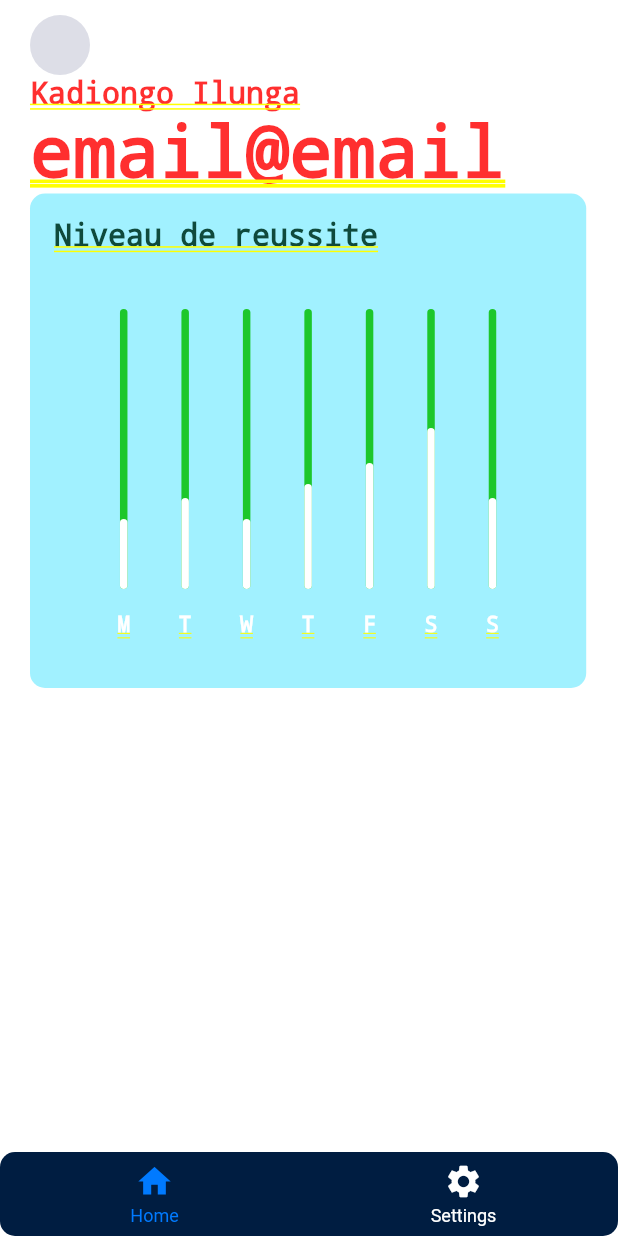
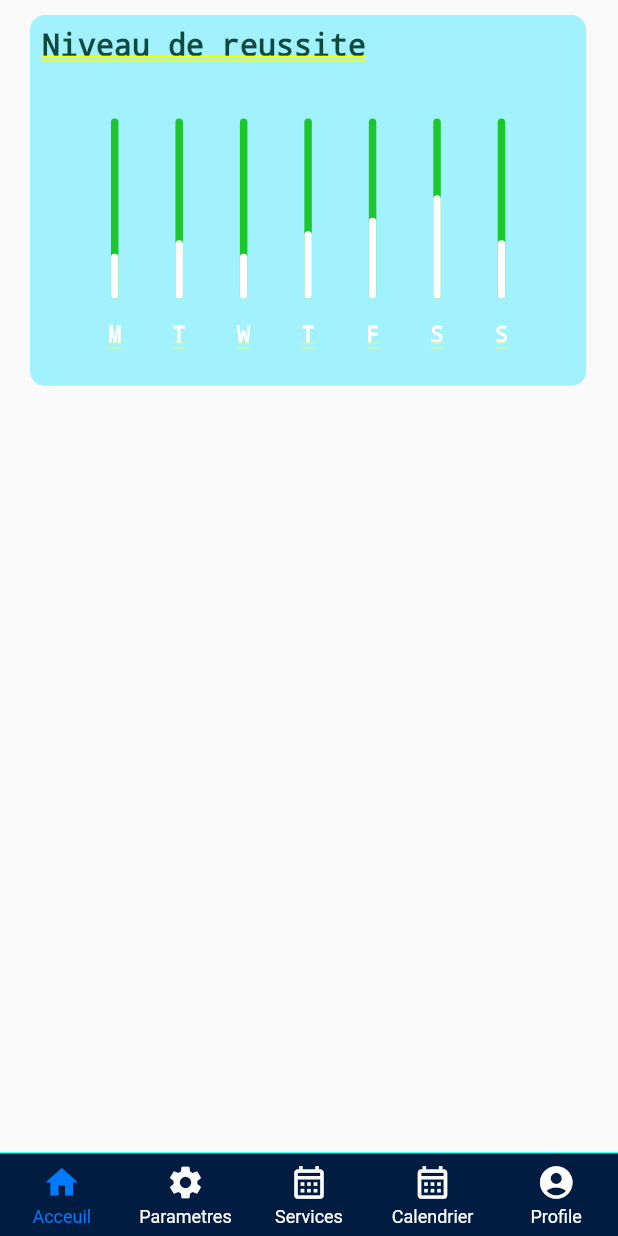
Before and after one commit to jeydi243/gesi-mobile, a Flutter app: the screen it shows after launch, after a tap on "Agree and Continue", on a phone screen of 412 x 824 dp. Run offline on Flutter 3.47's test engine with Material 2 defaults, Android fonts, the phone set to English and light mode, and no system bars; drawn by our look-alikes of fl_chart, persistent_bottom_nav_bar; our stand-ins replace dio, extended_image, flutter_dotenv, flutter_expandable_fab, flutter_rating_bar, flutter_svg and 7 more; missing offline and left inert: dart_amqp; accounts and stored records are empty; network calls fail.

Commit message:
add student service model

```diff
--- a/lib/controllers/appController.dart
+++ b/lib/controllers/appController.dart
@@ -1,12 +1,28 @@
 // ignore_for_file: file_names, avoid_print
 
+import 'package:dio/dio.dart';
 import 'package:flutter/material.dart';
+import 'package:flutter_dotenv/flutter_dotenv.dart';
 import 'package:gesi_mobile/constantes/values.dart';
+import 'package:gesi_mobile/models/event.dart';
+import 'package:gesi_mobile/models/service.dart';
 import 'package:get/get.dart';
 import 'package:palette_generator/palette_generator.dart';
 
 class AppController extends GetxController {
   static AppController instance = Get.find();
+  final options = BaseOptions(
+    baseUrl: dotenv.env['BASE_URL'] ?? '',
+    connectTimeout: Duration(seconds: 5),
+    receiveTimeout: Duration(seconds: 3),
+  );
+  late Dio dio;
+  @override
+  void onInit() {
+    super.onInit();
+    dio = Dio(options);
+  }
+
   RxBool isgesiWidgetDisplayed = true.obs;
   RxInt currentIndex = RxInt(0);
   Rx<Color?> appBarColor = Rx<Color?>(Colors.transparent);
@@ -56,4 +72,43 @@ class AppController extends GetxController {
     currentIndex.value = p1;
     update();
   }
+
+  Future<Event?> getOneEvent(String eventID) async {
+    try {
+      dynamic data = await dio.get<Event>('/lookups', data: {'ig': eventID});
+      print(data);
+      return data;
+    } catch (e) {
+      print(e);
+      return null;
+    }
+  }
+
+  Stream<Event?> listenToMe(String eventID) async* {
+    while (true) {
+      await Future.delayed(5.seconds);
+      yield await getOneEvent(eventID);
+    }
+  }
+
+  Future<List<StudentService>?> getServices() async {
+    List<StudentService> servicesList = [];
+    try {
+      dynamic data = await dio.get<List<StudentService>>('/services');
+      print(data);
+      return data;
+    } catch (e) {
+      print(e);
+      return null;
+    }
+  }
+
+  Future<void> requestService(studentID, ServiceID) async {
+    try {
+      dynamic result = await dio.post('/service', data: {ServiceID});
+      print(result);
+    } catch (e) {
+      print(e);
+    }
+  }
 }
--- a/lib/home.dart
+++ b/lib/home.dart
@@ -6,6 +6,7 @@ import 'package:gesi_mobile/constantes/values.dart';
 import 'package:gesi_mobile/screens/calendar.dart';
 import 'package:gesi_mobile/screens/courses/courses.dart';
 import 'package:gesi_mobile/screens/profile.dart';
+import 'package:gesi_mobile/screens/services/services.dart';
 import 'package:get/get.dart';
 import 'package:persistent_bottom_nav_bar/persistent_tab_view.dart';
 import 'controllers/appController.dart';
@@ -14,7 +15,6 @@ import 'screens/dashboard.dart';
 class HomeScreen extends GetView<AppController> {
   HomeScreen({Key? key}) : super(key: key);
   late PersistentTabController _controller;
-  // ignore: prefer_final_fields
   final Map<int, Widget> _child = {
     0: Dashboard(),
     1: Courses(),
@@ -24,20 +24,39 @@ class HomeScreen extends GetView<AppController> {
   final List<Widget> children = [
     Dashboard(),
     Courses(),
-    // Calendar(),
-    // Profile(),
+    Services(),
+    Calendar(),
+    Profile(),
   ];
   List<PersistentBottomNavBarItem> _navBarsItems() {
     return [
       PersistentBottomNavBarItem(
         icon: Icon(Icons.home),
-        title: ("Home"),
+        title: ("Acceuil"),
         activeColorPrimary: CupertinoColors.activeBlue,
         inactiveColorPrimary: CupertinoColors.white,
       ),
       PersistentBottomNavBarItem(
         icon: Icon(Icons.settings),
-        title: ("Settings"),
+        title: ("Parametres"),
+        activeColorPrimary: CupertinoColors.activeBlue,
+        inactiveColorPrimary: CupertinoColors.white,
+      ),
+      PersistentBottomNavBarItem(
+        icon: Icon(Icons.calendar_month_outlined),
+        title: ("Services"),
+        activeColorPrimary: CupertinoColors.activeBlue,
+        inactiveColorPrimary: CupertinoColors.white,
+      ),
+      PersistentBottomNavBarItem(
+        icon: Icon(Icons.calendar_month_outlined),
+        title: ("Calendrier"),
+        activeColorPrimary: CupertinoColors.activeBlue,
+        inactiveColorPrimary: CupertinoColors.white,
+      ),
+      PersistentBottomNavBarItem(
+        icon: Icon(Icons.account_circle),
+        title: ("Profile"),
         activeColorPrimary: CupertinoColors.activeBlue,
         inactiveColorPrimary: CupertinoColors.white,
       ),
@@ -55,59 +74,31 @@ class HomeScreen extends GetView<AppController> {
       confineInSafeArea: true,
       backgroundColor: AppColors.backgroundDark, // Default is Colors.white.
       handleAndroidBackButtonPress: true, // Default is true.
-      resizeToAvoidBottomInset:
-          true, // This needs to be true if you want to move up the screen when keyboard appears. Default is true.
-      hideNavigationBarWhenKeyboardShows:
-          true, // Recommended to set 'resizeToAvoidBottomInset' as true while using this argument. Default is true.
+      resizeToAvoidBottomInset: true,
+      hideNavigationBarWhenKeyboardShows: true,
       decoration: NavBarDecoration(
-        borderRadius: BorderRadius.circular(10.0),
-        colorBehindNavBar: Colors.white,
-      ),
+          // borderRadius: BorderRadius.circular(10.0),
+          colorBehindNavBar: Colors.white,
+          border: Border(
+            top: BorderSide(
+              color: Get.theme.dividerColor,
+              width: 1,
+            ),
+          )),
       popAllScreensOnTapOfSelectedTab: true,
       popActionScreens: PopActionScreensType.all,
       itemAnimationProperties: ItemAnimationProperties(
-        // Navigation Bar's items animation properties.
         duration: Duration(milliseconds: 200),
         curve: Curves.ease,
       ),
       screenTransitionAnimation: ScreenTransitionAnimation(
         // Screen transition animation on change of selected tab.
         animateTabTransition: true,
-        curve: Curves.ease,
-        duration: Duration(milliseconds: 200),
+        curve: Curves.easeInBack,
+        duration: Duration(milliseconds: 400),
       ),
       navBarStyle:
           NavBarStyle.style6, // Choose the nav bar style with this property.
     );
-
-    // return Scaffold(
-    //   backgroundColor: Get.theme.scaffoldBackgroundColor,
-    //   bottomNavigationBar: Obx(
-    //     () => SalomonBottomBar(
-    //         currentIndex: controller.currentIndex.value,
-    //         duration: 1.seconds,
-    //         onTap: controller.setCurrentIndex,
-    //         selectedColorOpacity: .01,
-    //         items: controller.items
-    //             .map((element) => SalomonBottomBarItem(
-    //                 icon: Icon(element['icon']),
-    //                 title: Text(element['title']),
-    //                 selectedColor: AppColors.accent,
-    //                 unselectedColor:
-    //                     Get.isDarkMode ? Colors.black12 : Colors.white))
-    //             .toList()),
-    //   ),
-    //   body: SafeArea(
-    //       child: AnimatedSwitcher(
-    //     switchInCurve: Curves.easeInOutCubicEmphasized,
-    //     transitionBuilder: (child, an) => FadeTransition(
-    //       opacity: an,
-    //       child: child,
-    //     ),
-    //     duration: 1.seconds,
-    //     child: _child[controller.currentIndex],
-    //   )),
-    //   // body: SafeArea(child: _child[_currentIndex] ?? Container(), left: true),
-    // );
   }
 }
--- a/lib/main.dart
+++ b/lib/main.dart
@@ -1,5 +1,6 @@
 import 'package:flutter/material.dart';
 import 'package:flutter/services.dart';
+import 'package:flutter_dotenv/flutter_dotenv.dart';
 import 'package:gesi_mobile/constantes/values.dart';
 import 'package:gesi_mobile/controllers/appController.dart';
 import 'package:gesi_mobile/controllers/authController.dart';
@@ -10,6 +11,7 @@ import 'package:hive_flutter/hive_flutter.dart';
 
 void main() async {
   WidgetsFlutterBinding.ensureInitialized();
+  await dotenv.load(fileName: ".env");
   await Hive.initFlutter();
   Get.put(AppController());
   Get.put(AuthController());
--- a/lib/models/meeting.dart
+++ b/lib/models/event.dart
@@ -1,7 +1,7 @@
 import 'package:flutter/material.dart';
 
-class Meeting {
-  Meeting(
+class Event {
+  Event(
       {required this.from,
       required this.to,
       this.id,
@@ -23,4 +23,5 @@ class Meeting {
   String? toZone;
   String? recurrenceRule;
   List<DateTime>? exceptionDates;
+
 }
--- /dev/null
+++ b/lib/models/service.dart
@@ -0,0 +1,13 @@
+class StudentService {
+  String code;
+  String id;
+  String name;
+  String organization_id;
+  String website;
+  String description;
+  String availibility;
+  Map<String, dynamic> contacts;
+
+  StudentService(this.id, this.code, this.name, this.organization_id,
+      this.description, this.contacts, this.availibility, this.website);
+}
--- a/lib/screens/courses/CourseList.dart
+++ b/lib/screens/courses/CourseList.dart
@@ -28,7 +28,8 @@ class _CourseListState extends State<CourseList> {
         itemBuilder: (context, index) {
           return OpenContainer(
             transitionDuration: .900.seconds,
-            // transitionType: ContainerTransitionType.fadeThrough,
+            middleColor: Get.theme.scaffoldBackgroundColor,
+            closedColor: Get.theme.scaffoldBackgroundColor,
             closedBuilder: (BuildContext context, void Function() action) {
               return Container(
                 color: AppColors.backgroundDark,
--- a/lib/screens/courses/courses.dart
+++ b/lib/screens/courses/courses.dart
@@ -11,6 +11,6 @@ class Courses extends StatefulWidget {
 class _CoursesState extends State<Courses> {
   @override
   Widget build(BuildContext context) {
-    return CourseList();
+    return SafeArea(child: CourseList());
   }
 }
--- a/lib/screens/dashboard.dart
+++ b/lib/screens/dashboard.dart
@@ -12,7 +12,9 @@ class Dashboard extends StatefulWidget {
 class _DashboardState extends State<Dashboard> {
   @override
   Widget build(BuildContext context) {
-    return Container(
+    return SafeArea(
+      child: Container(
+        color: Get.theme.scaffoldBackgroundColor,
         padding: EdgeInsets.symmetric(vertical: 10.0, horizontal: 20.0),
         width: Get.width,
         child: Column(
@@ -20,21 +22,21 @@ class _DashboardState extends State<Dashboard> {
             crossAxisAlignment: CrossAxisAlignment.start,
             mainAxisSize: MainAxisSize.max,
             children: [
-            CircleAvatar(
-              backgroundColor: Color.fromARGB(255, 221, 222, 231),
-            ),
-            Column(
-              mainAxisAlignment: MainAxisAlignment.start,
-              crossAxisAlignment: CrossAxisAlignment.start,
-              children: [
-                Text("Kadiongo Ilunga",
-                    style:
-                        TextStyle(fontWeight: FontWeight.bold, fontSize: 20.0)),
-                Text("email@email")
-              ],
-            ),
+              // CircleAvatar(
+              //   backgroundColor: Color.fromARGB(255, 221, 222, 231),
+              // ),
+              // Column(
+              //   mainAxisAlignment: MainAxisAlignment.start,
+              //   crossAxisAlignment: CrossAxisAlignment.start,
+              //   children: [
+              //     Text("Kadiongo Ilunga",
+              //         style:
+              //             TextStyle(fontWeight: FontWeight.bold, fontSize: 20.0)),
+              //     Text("email@email")
+              //   ],
+              // ),
               Container(
-              height: Get.height * .4,
+                height: Get.height * .3,
                 width: Get.width * .9,
                 decoration: BoxDecoration(
                     color: Color.fromARGB(255, 161, 241, 255),
@@ -43,6 +45,7 @@ class _DashboardState extends State<Dashboard> {
                 child: Stats2("Niveau de reussite"),
               )
             ]),
+      ),
     );
   }
 }
--- a/lib/screens/profile.dart
+++ b/lib/screens/profile.dart
@@ -67,7 +67,7 @@ class _ProfileState extends State<Profile> {
                       },
                       child: CircleAvatar(
                         backgroundColor: Colors.teal[50],
-                        maxRadius: 40,
+                        maxRadius: 25,
                         child: Icon(MdiIcons.account, size: 30),
                       ),
                     ),
--- a/lib/widgets/stats2.dart
+++ b/lib/widgets/stats2.dart
@@ -34,7 +34,7 @@ class Stats2State extends State<Stats2> {
       child: Stack(
         children: <Widget>[
           Padding(
-            padding: const EdgeInsets.all(16),
+            padding: const EdgeInsets.all(8),
             child: Column(
               crossAxisAlignment: CrossAxisAlignment.stretch,
               mainAxisAlignment: MainAxisAlignment.start,
--- a/pubspec.yaml
+++ b/pubspec.yaml
@@ -17,6 +17,7 @@ dependencies:
   flutter:
     sdk: flutter
   flutter_rating_bar: ^4.0.1
+  flutter_svg: ^2.0.7
   get: ^4.6.5
   google_fonts: ^6.1.0
   hive: ^2.0.5
@@ -24,7 +25,9 @@ dependencies:
   material_design_icons_flutter: ^5.0.6595
   palette_generator: ^0.3.3
   persistent_bottom_nav_bar: ^5.0.2
+  flutter_expandable_fab: ^2.0.0
   salomon_bottom_bar: ^3.2.0
+  flutter_dotenv: ^5.1.0
   syncfusion_flutter_calendar: ^23.1.40
   web_socket_channel: ^2.1.0
 
@@ -41,3 +44,4 @@ flutter:
   assets:
     - assets/
     - assets/courses/
+    - .env
```
Also changed, not shown: lib/df.dart (+6 -6 lines), lib/screens/calendar.dart (+86 -18 lines), lib/screens/events/detailsEvent.dart (added, +33 -0 lines), lib/screens/services/serviceDetails.dart (added, +37 -0 lines), lib/screens/services/services.dart (added, +60 -0 lines), pubspec.lock, 1 other file. Lines whose indentation alone changed are shown as unchanged.
